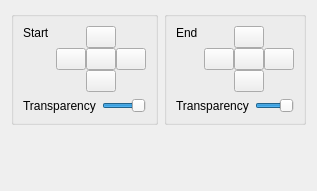
KDE/kdenlive, file src/ui/wipeval_ui.ui: the form before one commit.
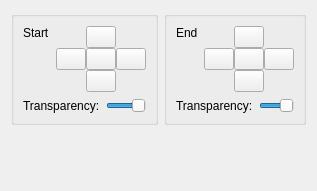
The form after the commit.

Patch:
```diff
--- a/src/ui/wipeval_ui.ui
+++ b/src/ui/wipeval_ui.ui
@@ -133,7 +133,7 @@
         <item>
          <widget class="QLabel" name="label" >
           <property name="text" >
-           <string>Transparency</string>
+           <string>Transparency:</string>
           </property>
          </widget>
         </item>
@@ -278,7 +278,7 @@
         <item>
          <widget class="QLabel" name="label_2" >
           <property name="text" >
-           <string>Transparency</string>
+           <string>Transparency:</string>
           </property>
          </widget>
         </item>
```
